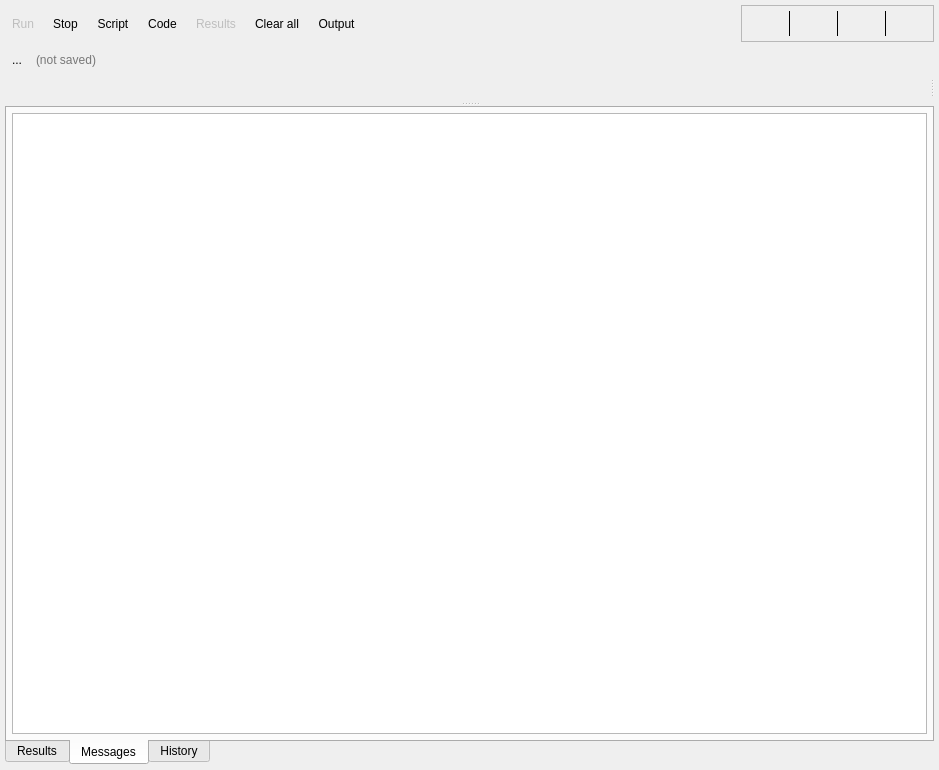
The window that libs/libgui/ui/tools/sqlexecutionwidget.ui (maniac787/pgmodeler) describes before a commit, drawn with Qt 5.
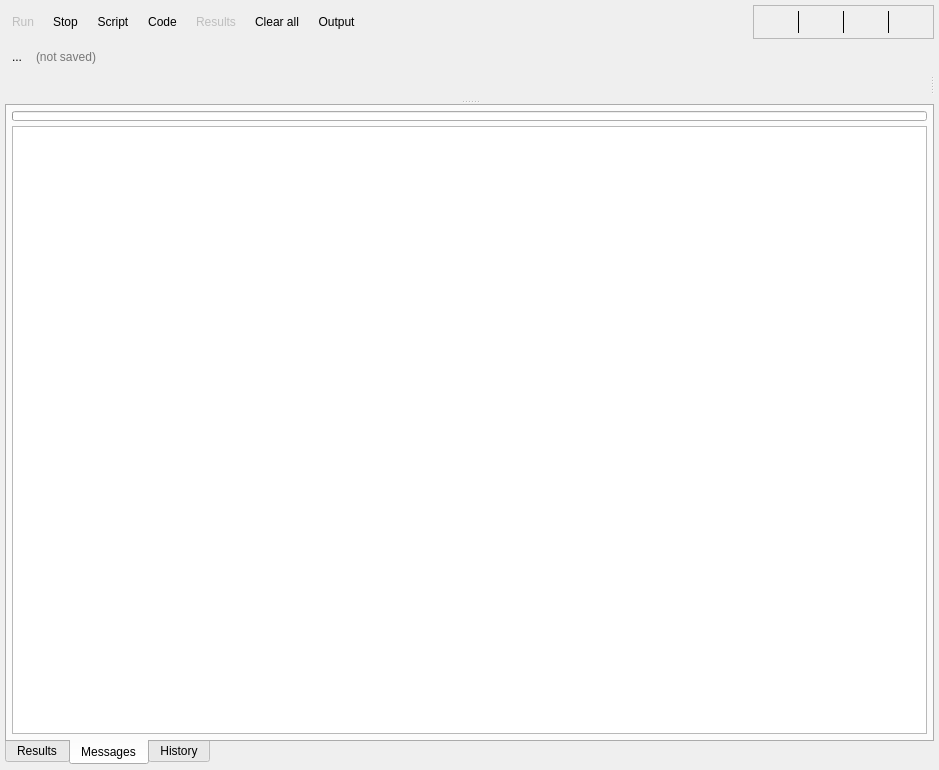
The same window after the commit. The open tabs and pages were chosen to show the change. Icons and pictures are not drawn.

Commit message: Improve SQL execution result grid: cancellable loading, row/col resize actions, progress indicator

What changed in the file:
```diff
--- a/libs/libgui/ui/tools/sqlexecutionwidget.ui
+++ b/libs/libgui/ui/tools/sqlexecutionwidget.ui
@@ -93,8 +93,8 @@
           </property>
           <property name="iconSize">
            <size>
-            <width>25</width>
-            <height>25</height>
+            <width>22</width>
+            <height>22</height>
            </size>
           </property>
           <property name="shortcut">
@@ -131,8 +131,8 @@
           </property>
           <property name="iconSize">
            <size>
-            <width>25</width>
-            <height>25</height>
+            <width>22</width>
+            <height>22</height>
            </size>
           </property>
           <property name="shortcut">
@@ -169,8 +169,8 @@
           </property>
           <property name="iconSize">
            <size>
-            <width>25</width>
-            <height>25</height>
+            <width>22</width>
+            <height>22</height>
            </size>
           </property>
           <property name="shortcut">
@@ -213,8 +213,8 @@
           </property>
           <property name="iconSize">
            <size>
-            <width>25</width>
-            <height>25</height>
+            <width>22</width>
+            <height>22</height>
            </size>
           </property>
           <property name="checkable">
@@ -251,8 +251,8 @@
           </property>
           <property name="iconSize">
            <size>
-            <width>25</width>
-            <height>25</height>
+            <width>22</width>
+            <height>22</height>
            </size>
           </property>
           <property name="checkable">
@@ -292,8 +292,8 @@
           </property>
           <property name="iconSize">
            <size>
-            <width>25</width>
-            <height>25</height>
+            <width>22</width>
+            <height>22</height>
            </size>
           </property>
           <property name="shortcut">
@@ -336,8 +336,8 @@
           </property>
           <property name="iconSize">
            <size>
-            <width>25</width>
-            <height>25</height>
+            <width>22</width>
+            <height>22</height>
            </size>
           </property>
           <property name="shortcut">
@@ -423,14 +423,14 @@
          <widget class="QLabel" name="user_icon_lbl">
           <property name="minimumSize">
            <size>
-            <width>25</width>
-            <height>25</height>
+            <width>22</width>
+            <height>22</height>
            </size>
           </property>
           <property name="maximumSize">
            <size>
-            <width>25</width>
-            <height>25</height>
+            <width>22</width>
+            <height>22</height>
            </size>
           </property>
           <property name="text">
@@ -500,14 +500,14 @@
          <widget class="QLabel" name="db_icon_lbl">
           <property name="minimumSize">
            <size>
-            <width>25</width>
-            <height>25</height>
+            <width>22</width>
+            <height>22</height>
            </size>
           </property>
           <property name="maximumSize">
            <size>
-            <width>25</width>
-            <height>25</height>
+            <width>22</width>
+            <height>22</height>
            </size>
           </property>
           <property name="text">
@@ -572,14 +572,14 @@
          <widget class="QLabel" name="encoding_ico_lbl">
           <property name="minimumSize">
            <size>
-            <width>25</width>
-            <height>25</height>
+            <width>22</width>
+            <height>22</height>
            </size>
           </property>
           <property name="maximumSize">
            <size>
-            <width>25</width>
-            <height>25</height>
+            <width>22</width>
+            <height>22</height>
            </size>
           </property>
           <property name="text">
@@ -649,14 +649,14 @@
          <widget class="QLabel" name="server_ico_lbl">
           <property name="minimumSize">
            <size>
-            <width>25</width>
-            <height>25</height>
+            <width>22</width>
+            <height>22</height>
            </size>
           </property>
           <property name="maximumSize">
            <size>
-            <width>25</width>
-            <height>25</height>
+            <width>22</width>
+            <height>22</height>
            </size>
           </property>
           <property name="text">
@@ -741,8 +741,8 @@
         </property>
         <property name="iconSize">
          <size>
-          <width>25</width>
-          <height>25</height>
+          <width>22</width>
+          <height>22</height>
          </size>
         </property>
         <property name="autoRaise">
@@ -1201,7 +1201,7 @@
            <property name="spacing">
             <number>5</number>
            </property>
-           <item row="0" column="0">
+           <item row="1" column="0">
             <widget class="QListWidget" name="msgoutput_lst">
              <property name="sizeAdjustPolicy">
               <enum>QAbstractScrollArea::SizeAdjustPolicy::AdjustToContents</enum>
@@ -1238,6 +1238,25 @@
              </property>
             </widget>
            </item>
+           <item row="0" column="0">
+            <widget class="QProgressBar" name="row_proc_pb">
+             <property name="maximumSize">
+              <size>
+               <width>16777215</width>
+               <height>10</height>
+              </size>
+             </property>
+             <property name="maximum">
+              <number>100</number>
+             </property>
+             <property name="value">
+              <number>0</number>
+             </property>
+             <property name="textVisible">
+              <bool>false</bool>
+             </property>
+            </widget>
+           </item>
           </layout>
          </widget>
          <widget class="QWidget" name="tab_3">
```
Left out of the diff: 12 changed lines with no effect on the pictures. The commit also changes 21 other files.
